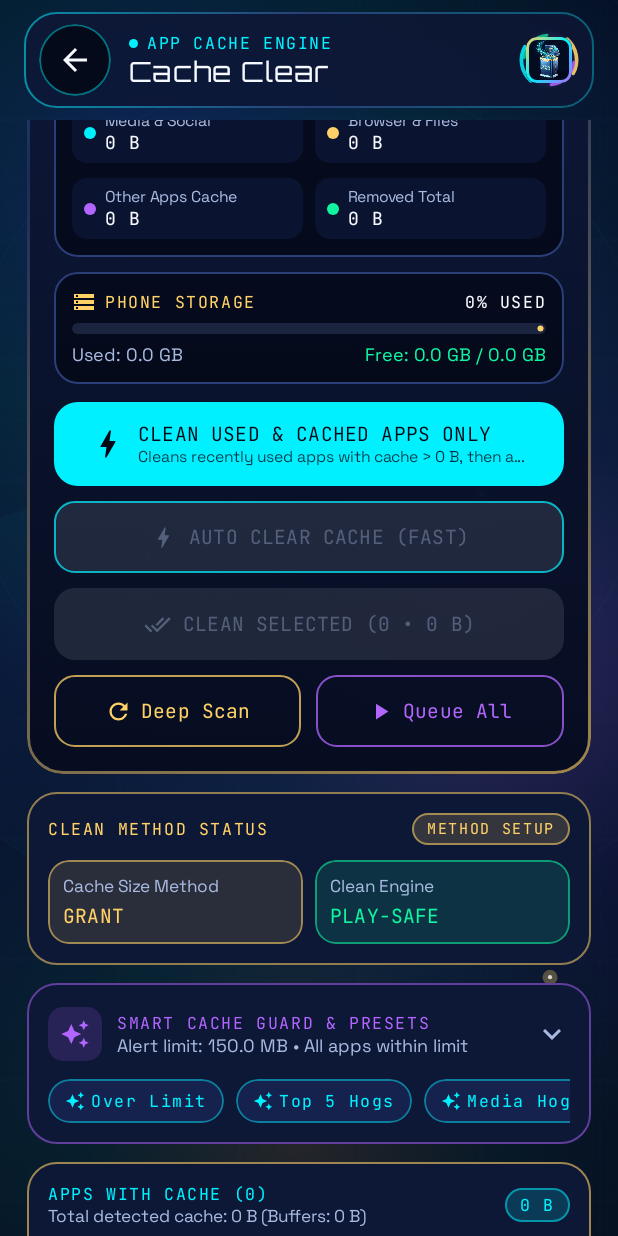
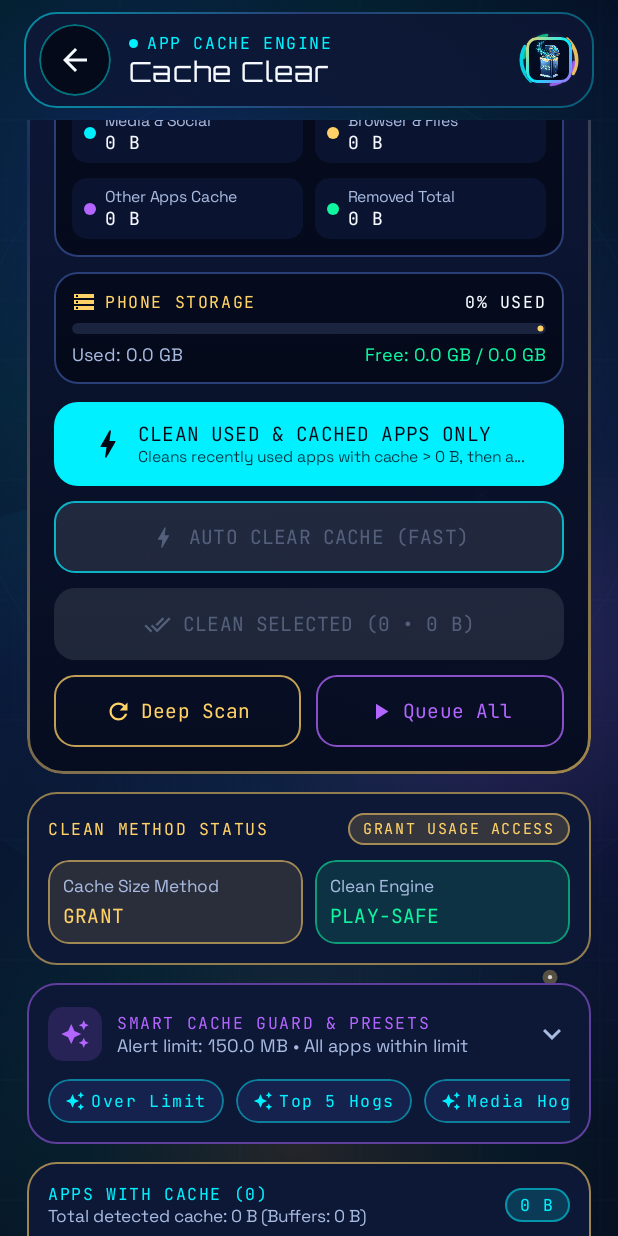
Before and after one commit to azmaeenkhan27-lab/AZR-CLEN-CARA-PRO-, an Android app built with Jetpack Compose: the composable CacheClearScreen shown on its own in the app's theme, scrolled down 520 dp, on a phone screen of 412 x 824 dp. Run offline under Robolectric (Android 15) with nearby library versions, the phone set to English and light mode, and no system bars.

Commit message:
refactor: replace accessibility-based cleaning logic
Migrate from accessibility-dependent methods to a Play-Safe Engine approach in cache and RAM optimization screens.

```diff
--- a/app/src/main/java/com/example/ui/screens/CacheClearScreen.kt
+++ b/app/src/main/java/com/example/ui/screens/CacheClearScreen.kt
@@ -33,7 +33,6 @@ import androidx.compose.foundation.shape.CircleShape
 import androidx.compose.foundation.shape.RoundedCornerShape
 import androidx.compose.material.icons.Icons
 import androidx.compose.material.icons.automirrored.filled.ArrowForward
-import androidx.compose.material.icons.filled.AccessibilityNew
 import androidx.compose.material.icons.filled.Analytics
 import androidx.compose.material.icons.filled.Android
 import androidx.compose.material.icons.filled.Bolt
@@ -717,19 +716,18 @@ fun CacheClearScreen(
                     }
                 }
 
-                // CLEAN METHOD STATUS Card (Usage Stats Reader + Accessibility Auto-Clean Method)
+                // CLEAN METHOD STATUS Card (Usage Stats Reader + Play-Safe Engine)
                 item {
                     val methodSummary = when {
                         uiState.isCleaningCache -> "SCANNING APPS"
-                        uiState.isGuidedQueueActive && uiState.isAutoCleanMode ->
-                            "AUTO CLEANING ${uiState.guidedQueueIndex + 1}/${uiState.guidedQueueTotal}"
-                        uiState.hasUsageStatsAccess && uiState.isAccessibilityServiceEnabled -> "ALL METHODS ACTIVE"
-                        uiState.isAccessibilityServiceEnabled -> "AUTO READY"
-                        else -> "METHOD SETUP"
+                        uiState.isGuidedQueueActive ->
+                            "CLEANING ${uiState.guidedQueueIndex + 1}/${uiState.guidedQueueTotal}"
+                        uiState.hasUsageStatsAccess -> "ALL METHODS ACTIVE"
+                        else -> "GRANT USAGE ACCESS"
                     }
                     val methodBadgeColor = when {
-                        uiState.hasUsageStatsAccess && uiState.isAccessibilityServiceEnabled -> EmeraldPulse
-                        uiState.isAccessibilityServiceEnabled || uiState.isGuidedQueueActive -> NeonCyan
+                        uiState.hasUsageStatsAccess -> EmeraldPulse
+                        uiState.isGuidedQueueActive -> NeonCyan
                         else -> SolarAmber
                     }
 
--- a/app/src/main/java/com/example/ui/screens/RamOptimizerScreen.kt
+++ b/app/src/main/java/com/example/ui/screens/RamOptimizerScreen.kt
@@ -33,7 +33,6 @@ import androidx.compose.foundation.rememberScrollState
 import androidx.compose.foundation.shape.RoundedCornerShape
 import androidx.compose.material.icons.Icons
 import androidx.compose.material.icons.automirrored.filled.ArrowForward
-import androidx.compose.material.icons.filled.AccessibilityNew
 import androidx.compose.material.icons.filled.Android
 import androidx.compose.material.icons.filled.Bolt
 import androidx.compose.material.icons.filled.CheckCircle
```
Also changed, not shown: 1 other file.
